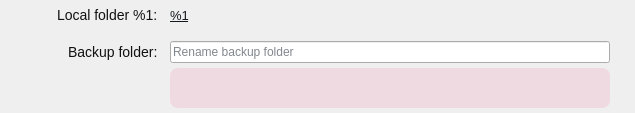
The window that src/MEGASync/gui/Syncs/Backups/macx/BackupRenameWidget.ui (meganz/MEGAsync) describes before a commit, drawn with Qt 5.
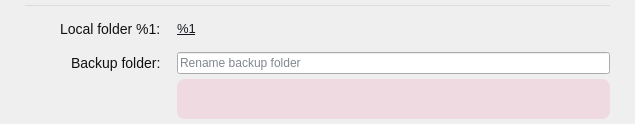
The same window after the commit.

Commit message: Backup conflict dialog: move hLine to Rename widget

```diff
--- a/src/MEGASync/gui/Syncs/Backups/macx/BackupRenameWidget.ui
+++ b/src/MEGASync/gui/Syncs/Backups/macx/BackupRenameWidget.ui
@@ -7,7 +7,7 @@
     <x>0</x>
     <y>0</y>
     <width>635</width>
-    <height>113</height>
+    <height>122</height>
    </rect>
   </property>
   <property name="sizePolicy">
@@ -23,11 +23,16 @@
    <string notr="true">QLabel
 {
 font-family: 'SF Pro';
+}
+
+#lBackupFolder, #lLocalFolder
+{
+margin-left: 32px;
 }</string>
   </property>
   <layout class="QGridLayout" name="gridLayout">
    <property name="leftMargin">
-    <number>57</number>
+    <number>25</number>
    </property>
    <property name="topMargin">
     <number>5</number>
@@ -44,7 +49,117 @@
    <property name="verticalSpacing">
     <number>5</number>
    </property>
-   <item row="3" column="1" alignment="Qt::AlignVCenter">
+   <item row="2" column="0">
+    <widget class="QLabel" name="lLocalFolder">
+     <property name="styleSheet">
+      <string notr="true">QLabel
+{
+font-size:14px;
+color:#111111;
+}</string>
+     </property>
+     <property name="text">
+      <string>Local folder %1:</string>
+     </property>
+    </widget>
+   </item>
+   <item row="4" column="1" alignment="Qt::AlignVCenter">
+    <widget class="QLineEdit" name="leNewName">
+     <property name="styleSheet">
+      <string notr="true">QLineEdit
+{
+font-family: 'SF Pro Text';
+font-size:12px;
+color: #04101E;
+}</string>
+     </property>
+     <property name="placeholderText">
+      <string>Rename backup folder </string>
+     </property>
+    </widget>
+   </item>
+   <item row="3" column="1">
+    <spacer name="verticalSpacer">
+     <property name="orientation">
+      <enum>Qt::Vertical</enum>
+     </property>
+     <property name="sizeType">
+      <enum>QSizePolicy::Fixed</enum>
+     </property>
+     <property name="sizeHint" stdset="0">
+      <size>
+       <width>5</width>
+       <height>10</height>
+      </size>
+     </property>
+    </spacer>
+   </item>
+   <item row="5" column="0">
+    <spacer name="verticalSpacer_2">
+     <property name="orientation">
+      <enum>Qt::Vertical</enum>
+     </property>
+     <property name="sizeType">
+      <enum>QSizePolicy::Fixed</enum>
+     </property>
+     <property name="sizeHint" stdset="0">
+      <size>
+       <width>20</width>
+       <height>30</height>
+      </size>
+     </property>
+    </spacer>
+   </item>
+   <item row="2" column="1" alignment="Qt::AlignVCenter">
+    <widget class="QLabel" name="lLocalFolderPath">
+     <property name="styleSheet">
+      <string notr="true">QLabel
+{
+font-size:13px;
+color:#15191F;
+}</string>
+     </property>
+     <property name="text">
+      <string notr="true">&lt;html&gt;&lt;head/&gt;&lt;body&gt;&lt;p&gt;&lt;a href=&quot;%1&quot;&gt;&lt;span style=&quot; text-decoration: underline; color:#15191f;&quot;&gt;%1&lt;/span&gt;&lt;/a&gt;&lt;/p&gt;&lt;/body&gt;&lt;/html&gt;</string>
+     </property>
+     <property name="textInteractionFlags">
+      <set>Qt::LinksAccessibleByKeyboard|Qt::LinksAccessibleByMouse|Qt::TextBrowserInteraction|Qt::TextSelectableByKeyboard|Qt::TextSelectableByMouse</set>
+     </property>
+    </widget>
+   </item>
+   <item row="4" column="0" alignment="Qt::AlignRight|Qt::AlignVCenter">
+    <widget class="QLabel" name="lBackupFolder">
+     <property name="styleSheet">
+      <string notr="true">QLabel
+{
+font-size:14px;
+color:#111111;
+}</string>
+     </property>
+     <property name="text">
+      <string>Backup folder:</string>
+     </property>
+    </widget>
+   </item>
+   <item row="0" column="0" colspan="2">
+    <widget class="QFrame" name="hLine">
+     <property name="sizePolicy">
+      <sizepolicy hsizetype="MinimumExpanding" vsizetype="Fixed">
+       <horstretch>0</horstretch>
+       <verstretch>0</verstretch>
+      </sizepolicy>
+     </property>
+     <property name="styleSheet">
+      <string notr="true">border: none;
+background: solid rgba(0, 0, 0, 0.0803);
+max-height: 1px;</string>
+     </property>
+     <property name="frameShape">
+      <enum>QFrame::HLine</enum>
+     </property>
+    </widget>
+   </item>
+   <item row="5" column="1" alignment="Qt::AlignVCenter">
     <widget class="QLabel" name="lError">
      <property name="enabled">
       <bool>true</bool>
@@ -87,84 +202,8 @@
      </property>
     </widget>
    </item>
-   <item row="0" column="0" alignment="Qt::AlignRight|Qt::AlignVCenter">
-    <widget class="QLabel" name="lLocalFolder">
-     <property name="styleSheet">
-      <string notr="true">QLabel
-{
-font-size:14px;
-color:#111111;
-}</string>
-     </property>
-     <property name="text">
-      <string>Local folder %1:</string>
-     </property>
-    </widget>
-   </item>
-   <item row="2" column="1" alignment="Qt::AlignVCenter">
-    <widget class="QLineEdit" name="leNewName">
-     <property name="styleSheet">
-      <string notr="true">QLineEdit
-{
-font-family: 'SF Pro Text';
-font-size:12px;
-color: #04101E;
-}</string>
-     </property>
-     <property name="placeholderText">
-      <string>Rename backup folder </string>
-     </property>
-    </widget>
-   </item>
-   <item row="2" column="0" alignment="Qt::AlignRight|Qt::AlignVCenter">
-    <widget class="QLabel" name="lBackupFolder">
-     <property name="styleSheet">
-      <string notr="true">QLabel
-{
-font-size:14px;
-color:#111111;
-}</string>
-     </property>
-     <property name="text">
-      <string>Backup folder:</string>
-     </property>
-    </widget>
-   </item>
-   <item row="0" column="1" alignment="Qt::AlignVCenter">
-    <widget class="QLabel" name="lLocalFolderPath">
-     <property name="styleSheet">
-      <string notr="true">QLabel
-{
-font-size:13px;
-color:#15191F;
-}</string>
-     </property>
-     <property name="text">
-      <string notr="true">&lt;html&gt;&lt;head/&gt;&lt;body&gt;&lt;p&gt;&lt;a href=&quot;%1&quot;&gt;&lt;span style=&quot; text-decoration: underline; color:#15191f;&quot;&gt;%1&lt;/span&gt;&lt;/a&gt;&lt;/p&gt;&lt;/body&gt;&lt;/html&gt;</string>
-     </property>
-     <property name="textInteractionFlags">
-      <set>Qt::LinksAccessibleByKeyboard|Qt::LinksAccessibleByMouse|Qt::TextBrowserInteraction|Qt::TextSelectableByKeyboard|Qt::TextSelectableByMouse</set>
-     </property>
-    </widget>
-   </item>
-   <item row="1" column="1">
-    <spacer name="verticalSpacer">
-     <property name="orientation">
-      <enum>Qt::Vertical</enum>
-     </property>
-     <property name="sizeType">
-      <enum>QSizePolicy::Fixed</enum>
-     </property>
-     <property name="sizeHint" stdset="0">
-      <size>
-       <width>5</width>
-       <height>10</height>
-      </size>
-     </property>
-    </spacer>
-   </item>
-   <item row="3" column="0">
-    <spacer name="verticalSpacer_2">
+   <item row="1" column="0">
+    <spacer name="verticalSpacer_3">
      <property name="orientation">
       <enum>Qt::Vertical</enum>
      </property>
@@ -174,7 +213,7 @@
      <property name="sizeHint" stdset="0">
       <size>
        <width>20</width>
-       <height>30</height>
+       <height>10</height>
       </size>
      </property>
     </spacer>
```
Left out of the diff: 3 changed lines with no effect on the pictures. The commit also changes 5 other files.
